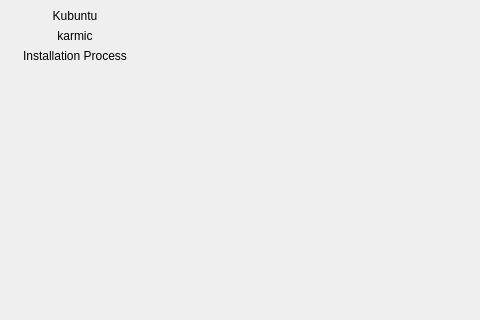
handyopensource/dvkbuntu-ppa-1904, file ubiquity-frontend-dvkbuntu/app.ui: the form before one commit; both pictures show x 0 to 480 and y 0 to 320 of the 573 by 534 pixel window.
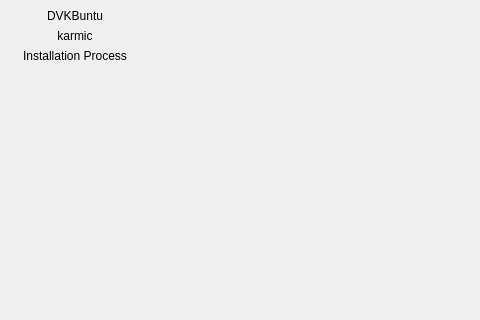
The form after the commit.

The edit to the form file:
```diff
--- a/ubiquity-frontend-dvkbuntu/app.ui
+++ b/ubiquity-frontend-dvkbuntu/app.ui
@@ -155,7 +155,7 @@
           <item>
            <widget class="QLabel" name="distro_name_label">
             <property name="text">
-             <string>Kubuntu</string>
+             <string>DVKBuntu</string>
             </property>
             <property name="scaledContents">
              <bool>false</bool>
```
